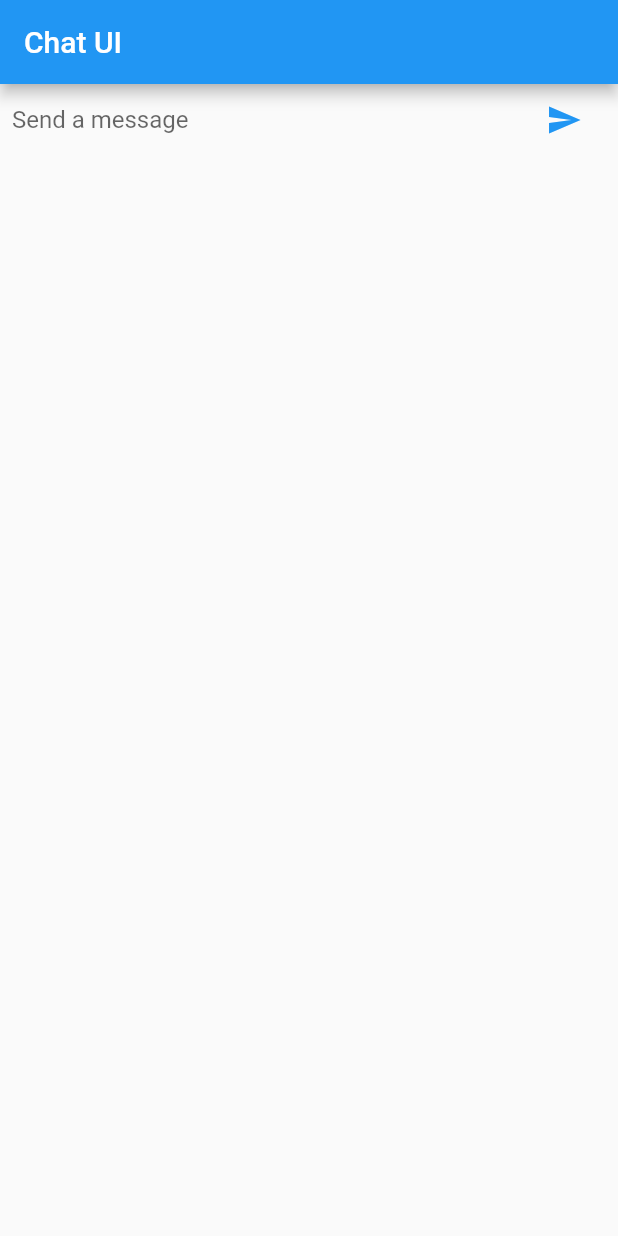
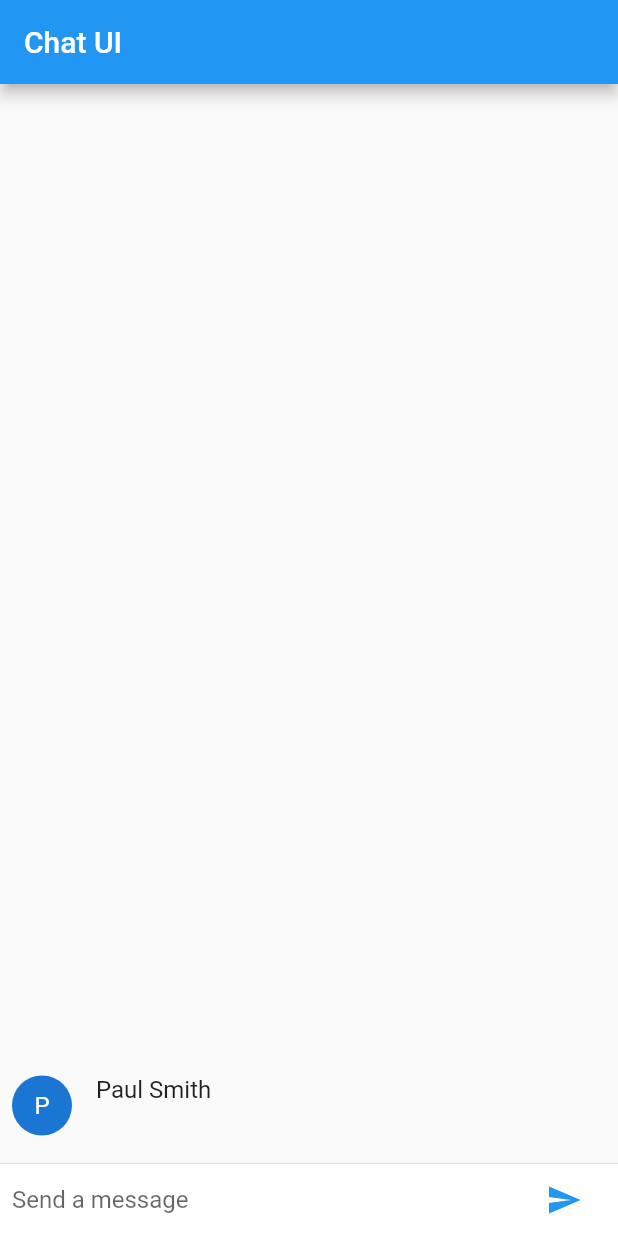
Before and after one commit to Jean-CS/flutter-simple-chat-ui, a Flutter app: the screen it shows after launch, after a tap on the "send" icon, on a phone screen of 412 x 824 dp. Run offline on Flutter 3.47's test engine with Material 2 defaults, Android fonts, the phone set to English and light mode, and no system bars.

```diff
--- a/lib/main.dart
+++ b/lib/main.dart
@@ -5,6 +5,8 @@ void main() {
   // This is the root of your Widget tree.
   // Everything will inherit material-design specific functionality and style
 }
+
+const String _name = "Paul Smith";
 
 // Root-level widget that never changes
 class ChatApp extends StatelessWidget {
@@ -25,6 +27,7 @@ class ChatScreen extends StatefulWidget {
 }
 
 class ChatScreenState extends State<ChatScreen> {
+  final List<ChatMessage> _messages = <ChatMessage>[];
   final TextEditingController _textController = TextEditingController();
 
   @override
@@ -33,7 +36,25 @@ class ChatScreenState extends State<ChatScreen> {
       appBar: AppBar(
         title: Text("Chat UI"),
       ),
-      body: _buildTextComposer(),
+      body: Column(
+        children: <Widget>[
+          Flexible(
+            child: ListView.builder(
+              padding: EdgeInsets.all(8.0),
+              reverse: true,
+              itemBuilder: (_, int index) => _messages[index],
+              itemCount: _messages.length,
+            ),
+          ),
+          Divider(height: 1.0),
+          Container(
+            decoration: BoxDecoration(
+              color: Theme.of(context).cardColor,
+            ),
+            child: _buildTextComposer(),
+          ),
+        ],
+      ),
     );
   }
 
@@ -86,5 +107,44 @@ class ChatScreenState extends State<ChatScreen> {
   // to code to send the message.
   void _handleSubmitted(String text) {
     _textController.clear();
+    ChatMessage message = ChatMessage(text: text);
+    setState(() => _messages.insert(0, message));
   }
 }
+
+class ChatMessage extends StatelessWidget {
+  final String text;
+
+  ChatMessage({this.text});
+
+  @override
+  Widget build(BuildContext context) {
+    return Container(
+      margin: const EdgeInsets.symmetric(vertical: 10.0),
+      child: Row(
+        crossAxisAlignment: CrossAxisAlignment.start,
+        children: <Widget>[
+          Container(
+            margin: const EdgeInsets.only(right: 16.0),
+            child: CircleAvatar(
+              child: Text(_name[0]),
+            ),
+          ),
+          Column(
+            crossAxisAlignment: CrossAxisAlignment.start,
+            children: <Widget>[
+              //  Its textTheme property gives you access to Material Design
+              // logical styles for text like subhead, so you can avoid
+              // hard-coding font sizes and other text attributes.
+              Text(_name, style: Theme.of(context).textTheme.subhead),
+              Container(
+                margin: const EdgeInsets.only(top: 5.0),
+                child: Text(text),
+              ),
+            ],
+          ),
+        ],
+      ),
+    );
+  }
+}
```
Also changed, not shown: 1 other file.
